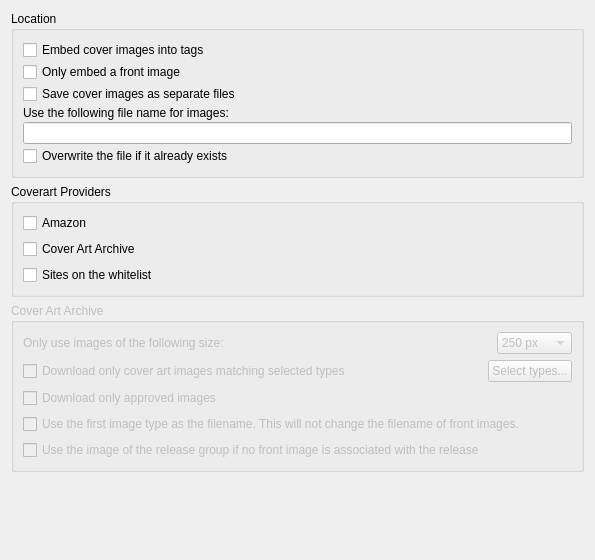
This is ui/options_cover.ui in metabrainz/picard as Qt 5 draws it before an edit. The edited form follows.
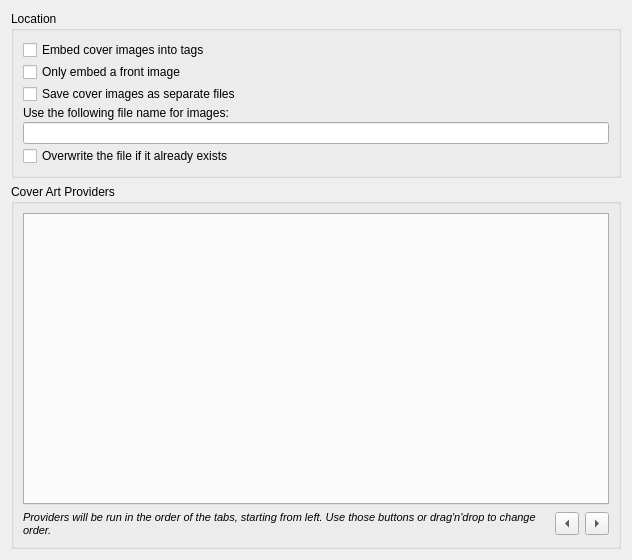
This is the edited form.

Commit message: Use tabs for cover art providers options, drop old config options

```diff
--- a/ui/options_cover.ui
+++ b/ui/options_cover.ui
@@ -6,7 +6,7 @@
    <rect>
     <x>0</x>
     <y>0</y>
-    <width>595</width>
+    <width>632</width>
     <height>560</height>
    </rect>
   </property>
@@ -65,173 +65,85 @@
     </widget>
    </item>
    <item>
-    <widget class="QGroupBox" name="groupBox">
-     <property name="title">
-      <string>Coverart Providers</string>
+    <widget class="QGroupBox" name="ca_providers_groupbox">
+     <property name="sizePolicy">
+      <sizepolicy hsizetype="Preferred" vsizetype="Preferred">
+       <horstretch>0</horstretch>
+       <verstretch>0</verstretch>
+      </sizepolicy>
      </property>
-     <layout class="QVBoxLayout" name="verticalLayout_2">
-      <item>
-       <widget class="QCheckBox" name="caprovider_amazon">
-        <property name="text">
-         <string>Amazon</string>
-        </property>
-       </widget>
-      </item>
-      <item>
-       <widget class="QCheckBox" name="caprovider_caa">
-        <property name="text">
-         <string>Cover Art Archive</string>
-        </property>
-       </widget>
-      </item>
-      <item>
-       <widget class="QCheckBox" name="caprovider_whitelist">
-        <property name="text">
-         <string>Sites on the whitelist</string>
-        </property>
-       </widget>
-      </item>
-     </layout>
-    </widget>
-   </item>
-   <item>
-    <widget class="QGroupBox" name="gb_caa">
-     <property name="enabled">
-      <bool>false</bool>
-     </property>
      <property name="title">
-      <string>Cover Art Archive</string>
+      <string>Cover Art Providers</string>
      </property>
-     <layout class="QVBoxLayout" name="verticalLayout_3">
+     <layout class="QVBoxLayout" name="ca_providers_layout">
       <item>
-       <layout class="QHBoxLayout" name="horizontalLayout">
-        <item>
-         <widget class="QLabel" name="label">
-          <property name="text">
-           <string>Only use images of the following size:</string>
-          </property>
-         </widget>
-        </item>
-        <item>
-         <spacer name="horizontalSpacer">
-          <property name="orientation">
-           <enum>Qt::Horizontal</enum>
-          </property>
-          <property name="sizeHint" stdset="0">
-           <size>
-            <width>40</width>
-            <height>20</height>
-           </size>
-          </property>
-         </spacer>
-        </item>
-        <item>
-         <widget class="QComboBox" name="cb_image_size">
-          <property name="sizePolicy">
-           <sizepolicy hsizetype="Preferred" vsizetype="Fixed">
-            <horstretch>0</horstretch>
-            <verstretch>0</verstretch>
-           </sizepolicy>
-          </property>
-          <item>
-           <property name="text">
-            <string>250 px</string>
-           </property>
-          </item>
-          <item>
-           <property name="text">
-            <string>500 px</string>
-           </property>
-          </item>
-          <item>
-           <property name="text">
-            <string>Full size</string>
-           </property>
-          </item>
-         </widget>
-        </item>
-       </layout>
-      </item>
-      <item>
-       <layout class="QHBoxLayout" name="select_caa_types_group">
-        <item>
-         <widget class="QCheckBox" name="restrict_images_types">
-          <property name="text">
-           <string>Download only cover art images matching selected types</string>
-          </property>
-         </widget>
-        </item>
-        <item>
-         <spacer name="horizontalSpacer">
-          <property name="orientation">
-           <enum>Qt::Horizontal</enum>
-          </property>
-          <property name="sizeHint" stdset="0">
-           <size>
-            <width>40</width>
-            <height>20</height>
-           </size>
-          </property>
-         </spacer>
-	   </item>
-	   <item>
-		<widget class="QPushButton" name="select_caa_types">
-          <property name="text">
-           <string>Select types...</string>
-	      </property>
-	      <property name="sizePolicy">
-            <sizepolicy hsizetype="Fixed" vsizetype="Fixed">
-             <horstretch>100</horstretch>
-             <verstretch>0</verstretch>
-           </sizepolicy>
-          </property>
-         </widget>
-        </item>
-       </layout>
-      </item>
-      <item>
-       <widget class="QCheckBox" name="cb_approved_only">
-        <property name="text">
-         <string>Download only approved images</string>
+       <widget class="QTabWidget" name="tab_cover_art_providers">
+        <property name="enabled">
+         <bool>true</bool>
         </property>
-       </widget>
-      </item>
-      <item>
-       <widget class="QCheckBox" name="cb_type_as_filename">
         <property name="sizePolicy">
-         <sizepolicy hsizetype="Minimum" vsizetype="Fixed">
+         <sizepolicy hsizetype="Expanding" vsizetype="MinimumExpanding">
           <horstretch>0</horstretch>
           <verstretch>0</verstretch>
          </sizepolicy>
         </property>
-        <property name="text">
-         <string>Use the first image type as the filename. This will not change the filename of front images.</string>
+        <property name="tabPosition">
+         <enum>QTabWidget::North</enum>
         </property>
-       </widget>
-     </item>
-     <item>
-	  <widget class="QCheckBox" name="caprovider_caa_release_group">
-        <property name="text">
-         <string>Use the image of the release group if no front image is associated with the release</string>
+        <property name="currentIndex">
+         <number>-1</number>
         </property>
+        <property name="movable">
+         <bool>true</bool>
+        </property>
        </widget>
       </item>
+      <item>
+       <layout class="QHBoxLayout" name="reordertabs">
+        <item>
+         <widget class="QLabel" name="movetabnote">
+          <property name="font">
+           <font>
+            <pointsize>8</pointsize>
+            <italic>true</italic>
+           </font>
+          </property>
+          <property name="text">
+           <string>Providers will be run in the order of the tabs, starting from left. Use those buttons or drag'n'drop to change order.</string>
+          </property>
+          <property name="wordWrap">
+           <bool>true</bool>
+          </property>
+         </widget>
+        </item>
+        <item>
+         <widget class="QToolButton" name="moveleft">
+          <property name="text">
+           <string>Move to left</string>
+          </property>
+          <property name="arrowType">
+           <enum>Qt::LeftArrow</enum>
+          </property>
+         </widget>
+        </item>
+        <item>
+         <widget class="QToolButton" name="moveright">
+          <property name="text">
+           <string>Move to right</string>
+          </property>
+          <property name="toolButtonStyle">
+           <enum>Qt::ToolButtonIconOnly</enum>
+          </property>
+          <property name="arrowType">
+           <enum>Qt::RightArrow</enum>
+          </property>
+         </widget>
+        </item>
+       </layout>
+      </item>
      </layout>
     </widget>
    </item>
-   <item>
-    <spacer>
-     <property name="orientation">
-      <enum>Qt::Vertical</enum>
-     </property>
-     <property name="sizeHint" stdset="0">
-      <size>
-       <width>275</width>
-       <height>91</height>
-      </size>
-     </property>
-    </spacer>
-   </item>
   </layout>
  </widget>
  <tabstops>
```
Left out of the diff: 8 changed lines with no effect on the pictures. The commit also changes 4 other files.
